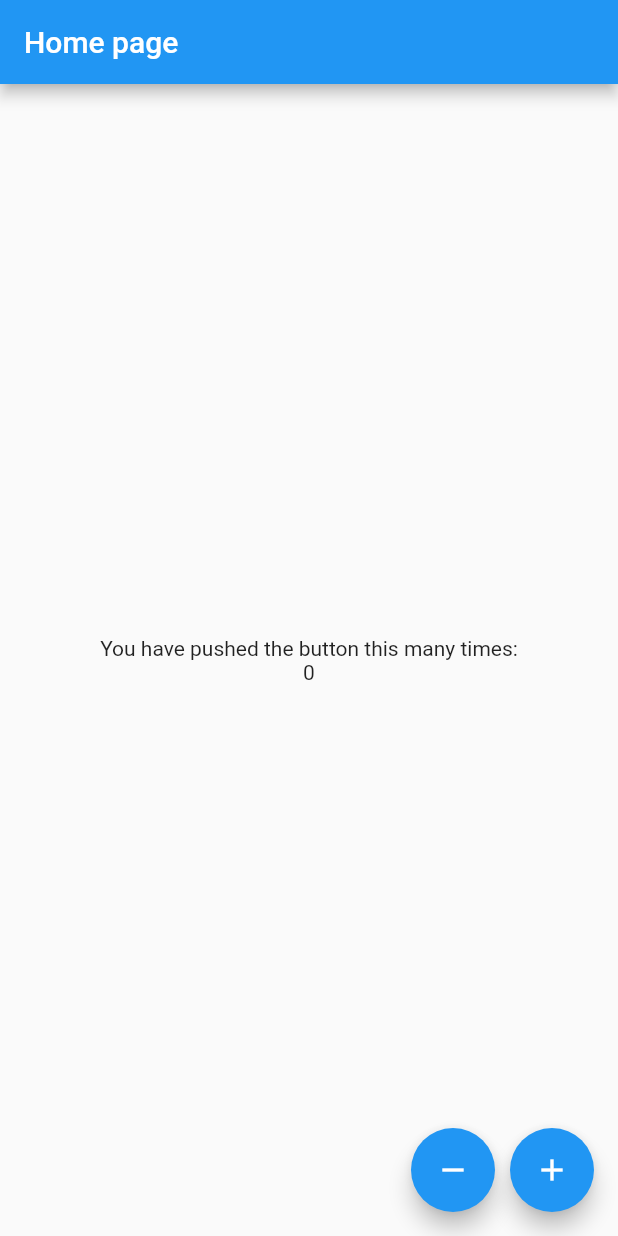
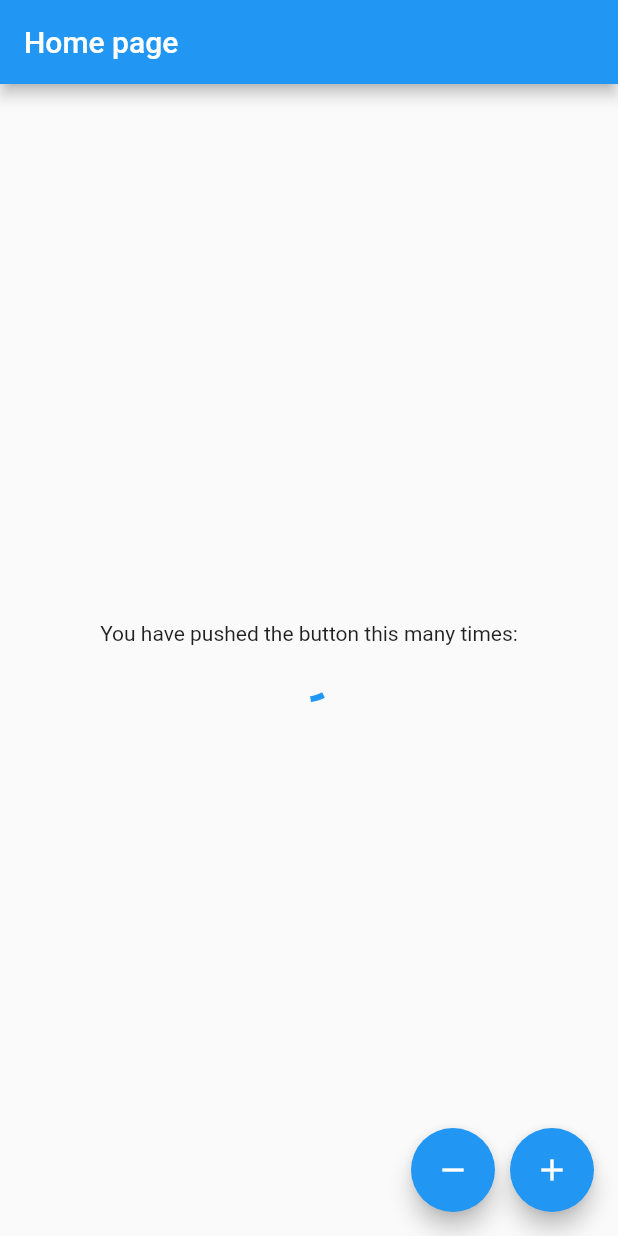
Before and after one commit to santosh565/counter, a Flutter app: the screen it shows after launch, on a phone screen of 412 x 824 dp. Run offline on Flutter 3.47's test engine with Material 2 defaults, Android fonts, the phone set to English and light mode, and no system bars; our stand-ins replace bloc, flutter_bloc, freezed_annotation.

```diff
--- a/lib/bloc/counters_bloc.dart
+++ b/lib/bloc/counters_bloc.dart
@@ -7,13 +7,10 @@ part 'counters_state.dart';
 
 class CountersBloc extends Bloc<CountersEvent, CountersState> {
   CountersBloc() : super(const _Initial(0)) {
-
-    on<_IncrementEvent>((event, emit) {
-      emit(_IncrementState(state.count + 1));
-    });
-
-    on<_DecrementEvent>((event, emit) {
-      emit(_DecrementState(state.count - 1));
-    });
+    on<CountersEvent>((event, emit) => event.when(
+          increment: () => emit(_IncrementState(state.count + 1)),
+          decrement: () => emit(_DecrementState(state.count - 1)),
+          loading: () => emit(const _LoadingState(0)),
+        ));
   }
 }
--- a/lib/bloc/counters_event.dart
+++ b/lib/bloc/counters_event.dart
@@ -4,5 +4,6 @@ part of 'counters_bloc.dart';
 class CountersEvent with _$CountersEvent {
   const factory CountersEvent.increment() = _IncrementEvent;
   const factory CountersEvent.decrement() = _DecrementEvent;
+  const factory CountersEvent.loading() = _LoadingEvent;
 
 }
--- a/lib/bloc/counters_state.dart
+++ b/lib/bloc/counters_state.dart
@@ -5,5 +5,6 @@ class CountersState with _$CountersState {
   const factory CountersState.initial(int count) = _Initial;
   const factory CountersState.increment(int count) = _IncrementState;
   const factory CountersState.decrement(int count) = _DecrementState;
+  const factory CountersState.loading(int count) = _LoadingState;
 
 }
--- a/lib/main.dart
+++ b/lib/main.dart
@@ -18,7 +18,7 @@ class MyApp extends StatelessWidget {
         primarySwatch: Colors.blue,
       ),
       home: BlocProvider<CountersBloc>(
-        create: (_) => CountersBloc(),
+        create: (_) => CountersBloc()..add(const CountersEvent.loading()),
         child: const MyHomePage(),
       ),
     );
@@ -47,6 +47,7 @@ class MyHomePage extends StatelessWidget {
                 listener: (context, state) {
                   ScaffoldMessenger.of(context).clearSnackBars();
                   state.when(
+                      loading: (_) {},
                       initial: ((counts) => ScaffoldMessenger.of(context)
                           .showSnackBar(SnackBar(
                               content: Text('Counter is at initial $counts')))),
@@ -59,9 +60,10 @@ class MyHomePage extends StatelessWidget {
                                   Text('Counter is at decrement $count'))));
                 },
                 builder: (_, state) => state.when(
-                    initial: (initial) => Text(initial.toString()),
-                    increment: (increment) => Text(increment.toString()),
-                    decrement: (decrement) => Text(decrement.toString()))),
+                    loading: (_) => const CircularProgressIndicator(),
+                    initial: (count) => Text(count.toString()),
+                    increment: (count) => Text(count.toString()),
+                    decrement: (count) => Text(count.toString()))),
           ],
         ),
       ),
```
Also changed, not shown: lib/bloc/counters_bloc.freezed.dart.
